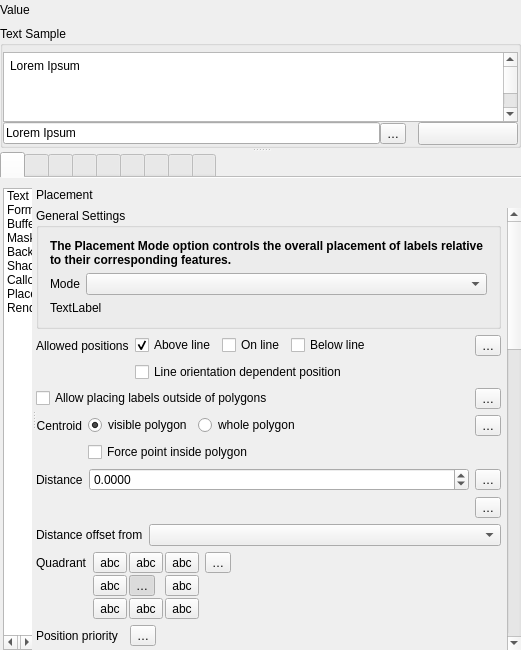
qgis/QGIS, file src/ui/qgstextformatwidgetbase.ui: the form before one commit.
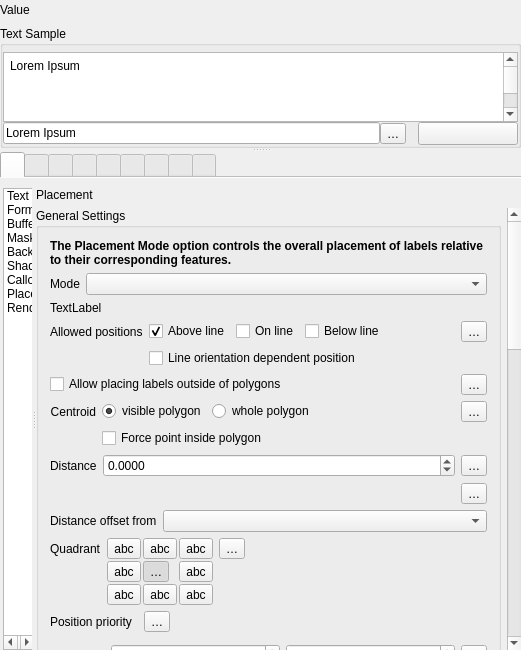
The form after the commit. The open tabs and pages were chosen to show the change. Icons and pictures are not drawn. Custom widgets are drawn as their Qt base class.

```diff
--- a/src/ui/qgstextformatwidgetbase.ui
+++ b/src/ui/qgstextformatwidgetbase.ui
@@ -4126,8 +4126,8 @@
                      <property name="geometry">
                       <rect>
                        <x>0</x>
-                       <y>-515</y>
-                       <width>471</width>
+                       <y>-1130</y>
+                       <width>472</width>
                        <height>1686</height>
                       </rect>
                      </property>
@@ -4150,147 +4150,7 @@
                          <string>General Settings</string>
                         </property>
                         <layout class="QGridLayout" name="gridLayout_13">
-                         <item row="1" column="0">
-                          <layout class="QHBoxLayout" name="horizontalLayout_14" stretch="0,1">
-                           <property name="topMargin">
-                            <number>0</number>
-                           </property>
-                           <item>
-                            <widget class="QLabel" name="label_2">
-                             <property name="text">
-                              <string>Mode</string>
-                             </property>
-                            </widget>
-                           </item>
-                           <item>
-                            <widget class="QComboBox" name="mPlacementModeComboBox"/>
-                           </item>
-                          </layout>
-                         </item>
-                         <item row="0" column="0">
-                          <widget class="QLabel" name="label_14">
-                           <property name="text">
-                            <string>&lt;html&gt;&lt;head/&gt;&lt;body&gt;&lt;p&gt;&lt;span style=&quot; font-weight:600;&quot;&gt;The Placement Mode option controls the overall placement of labels relative to their corresponding features.&lt;/span&gt;&lt;/p&gt;&lt;/body&gt;&lt;/html&gt;</string>
-                           </property>
-                           <property name="wordWrap">
-                            <bool>true</bool>
-                           </property>
-                          </widget>
-                         </item>
-                         <item row="2" column="0">
-                          <widget class="QLabel" name="mPlacementModeDescriptionLabel">
-                           <property name="text">
-                            <string>TextLabel</string>
-                           </property>
-                           <property name="wordWrap">
-                            <bool>true</bool>
-                           </property>
-                          </widget>
-                         </item>
-                        </layout>
-                       </widget>
-                      </item>
-                      <item>
-                       <widget class="QFrame" name="mPlacementLineFrame">
-                        <property name="minimumSize">
-                         <size>
-                          <width>0</width>
-                          <height>0</height>
-                         </size>
-                        </property>
-                        <property name="toolTip">
-                         <string>Allowed label placement for lines. At least one position must be selected.</string>
-                        </property>
-                        <property name="frameShape">
-                         <enum>QFrame::NoFrame</enum>
-                        </property>
-                        <property name="frameShadow">
-                         <enum>QFrame::Raised</enum>
-                        </property>
-                        <layout class="QGridLayout" name="gridLayout_10">
-                         <property name="leftMargin">
-                          <number>0</number>
-                         </property>
-                         <property name="topMargin">
-                          <number>0</number>
-                         </property>
-                         <property name="rightMargin">
-                          <number>0</number>
-                         </property>
-                         <property name="bottomMargin">
-                          <number>0</number>
-                         </property>
-                         <item row="1" column="1">
-                          <widget class="QCheckBox" name="chkLineOrientationDependent">
-                           <property name="text">
-                            <string>Line orientation dependent position</string>
-                           </property>
-                          </widget>
-                         </item>
-                         <item row="0" column="1">
-                          <layout class="QHBoxLayout" name="horizontalLayout">
-                           <item>
-                            <widget class="QCheckBox" name="chkLineAbove">
-                             <property name="sizePolicy">
-                              <sizepolicy hsizetype="Maximum" vsizetype="Fixed">
-                               <horstretch>0</horstretch>
-                               <verstretch>0</verstretch>
-                              </sizepolicy>
-                             </property>
-                             <property name="text">
-                              <string>Above line</string>
-                             </property>
-                             <property name="checked">
-                              <bool>true</bool>
-                             </property>
-                            </widget>
-                           </item>
-                           <item>
-                            <widget class="QCheckBox" name="chkLineOn">
-                             <property name="sizePolicy">
-                              <sizepolicy hsizetype="Maximum" vsizetype="Fixed">
-                               <horstretch>0</horstretch>
-                               <verstretch>0</verstretch>
-                              </sizepolicy>
-                             </property>
-                             <property name="text">
-                              <string>On line</string>
-                             </property>
-                            </widget>
-                           </item>
-                           <item>
-                            <widget class="QCheckBox" name="chkLineBelow">
-                             <property name="text">
-                              <string>Below line</string>
-                             </property>
-                            </widget>
-                           </item>
-                           <item>
-                            <widget class="QgsPropertyOverrideButton" name="mLinePlacementFlagsDDBtn">
-                             <property name="text">
-                              <string>…</string>
-                             </property>
-                            </widget>
-                           </item>
-                          </layout>
-                         </item>
-                         <item row="0" column="0">
-                          <widget class="QLabel" name="label_13">
-                           <property name="sizePolicy">
-                            <sizepolicy hsizetype="Maximum" vsizetype="Preferred">
-                             <horstretch>0</horstretch>
-                             <verstretch>0</verstretch>
-                            </sizepolicy>
-                           </property>
-                           <property name="text">
-                            <string>Allowed positions</string>
-                           </property>
-                          </widget>
-                         </item>
-                        </layout>
-                       </widget>
-                      </item>
-                      <item>
+                         <item row="4" column="0">
                        <widget class="QFrame" name="mPlacementPolygonFrame">
                         <property name="minimumSize">
                          <size>
@@ -4341,7 +4201,17 @@
                         </layout>
                        </widget>
                       </item>
-                      <item>
+                         <item row="0" column="0">
+                          <widget class="QLabel" name="label_14">
+                           <property name="text">
+                            <string>&lt;html&gt;&lt;head/&gt;&lt;body&gt;&lt;p&gt;&lt;span style=&quot; font-weight:600;&quot;&gt;The Placement Mode option controls the overall placement of labels relative to their corresponding features.&lt;/span&gt;&lt;/p&gt;&lt;/body&gt;&lt;/html&gt;</string>
+                           </property>
+                           <property name="wordWrap">
+                            <bool>true</bool>
+                           </property>
+                          </widget>
+                         </item>
+                         <item row="5" column="0">
                        <widget class="QFrame" name="mPlacementCentroidFrame">
                         <property name="frameShape">
                          <enum>QFrame::NoFrame</enum>
@@ -4424,139 +4294,24 @@
                         </layout>
                        </widget>
                       </item>
-                      <item>
-                       <widget class="QFrame" name="mPlacementDistanceFrame">
-                        <property name="minimumSize">
-                         <size>
-                          <width>0</width>
-                          <height>0</height>
-                         </size>
-                        </property>
-                        <property name="frameShape">
-                         <enum>QFrame::NoFrame</enum>
-                        </property>
-                        <property name="frameShadow">
-                         <enum>QFrame::Raised</enum>
-                        </property>
-                        <layout class="QGridLayout" name="gridLayout_27">
-                         <property name="leftMargin">
-                          <number>0</number>
-                         </property>
+                         <item row="1" column="0">
+                          <layout class="QHBoxLayout" name="horizontalLayout_14" stretch="0,1">
                          <property name="topMargin">
                           <number>0</number>
                          </property>
-                         <property name="rightMargin">
-                          <number>0</number>
-                         </property>
-                         <property name="bottomMargin">
-                          <number>0</number>
-                         </property>
-                         <item row="0" column="1">
-                          <widget class="QgsDoubleSpinBox" name="mLineDistanceSpnBx">
-                           <property name="decimals">
-                            <number>4</number>
-                           </property>
-                           <property name="minimum">
-                            <double>-999999999.000000000000000</double>
-                           </property>
-                           <property name="maximum">
-                            <double>999999999.000000000000000</double>
-                           </property>
-                           <property name="singleStep">
-                            <double>0.100000000000000</double>
-                           </property>
-                          </widget>
-                         </item>
-                         <item row="0" column="0">
-                          <widget class="QLabel" name="label_26">
-                           <property name="sizePolicy">
-                            <sizepolicy hsizetype="Maximum" vsizetype="Preferred">
-                             <horstretch>0</horstretch>
-                             <verstretch>0</verstretch>
-                            </sizepolicy>
-                           </property>
+                           <item>
+                            <widget class="QLabel" name="label_2">
                            <property name="text">
-                            <string>Distance</string>
-                           </property>
-                           <property name="alignment">
-                            <set>Qt::AlignLeading|Qt::AlignLeft|Qt::AlignVCenter</set>
-                           </property>
-                          </widget>
-                         </item>
-                         <item row="0" column="2">
-                          <widget class="QgsPropertyOverrideButton" name="mLineDistanceDDBtn">
-                           <property name="text">
-                            <string>…</string>
-                           </property>
-                          </widget>
-                         </item>
-                         <item row="1" column="2">
-                          <widget class="QgsPropertyOverrideButton" name="mLineDistanceUnitDDBtn">
-                           <property name="text">
-                            <string>…</string>
-                           </property>
-                          </widget>
-                         </item>
-                         <item row="1" column="1">
-                          <widget class="QgsUnitSelectionWidget" name="mLineDistanceUnitWidget" native="true">
-                           <property name="focusPolicy">
-                            <enum>Qt::StrongFocus</enum>
-                           </property>
-                          </widget>
-                         </item>
-                        </layout>
-                       </widget>
-                      </item>
+                              <string>Mode</string>
+                             </property>
+                            </widget>
+                           </item>
                       <item>
-                       <widget class="QFrame" name="mPlacementOffsetTypeFrame">
-                        <property name="minimumSize">
-                         <size>
-                          <width>0</width>
-                          <height>0</height>
-                         </size>
-                        </property>
-                        <property name="frameShape">
-                         <enum>QFrame::NoFrame</enum>
-                        </property>
-                        <property name="frameShadow">
-                         <enum>QFrame::Raised</enum>
-                        </property>
-                        <layout class="QGridLayout" name="gridLayout_40">
-                         <property name="leftMargin">
-                          <number>0</number>
-                         </property>
-                         <property name="topMargin">
-                          <number>0</number>
-                         </property>
-                         <property name="rightMargin">
-                          <number>0</number>
-                         </property>
-                         <property name="bottomMargin">
-                          <number>0</number>
-                         </property>
-                         <item row="0" column="0">
-                          <widget class="QLabel" name="label_42">
-                           <property name="sizePolicy">
-                            <sizepolicy hsizetype="Maximum" vsizetype="Preferred">
-                             <horstretch>0</horstretch>
-                             <verstretch>0</verstretch>
-                            </sizepolicy>
-                           </property>
-                           <property name="text">
-                            <string>Distance offset from</string>
-                           </property>
-                           <property name="alignment">
-                            <set>Qt::AlignLeading|Qt::AlignLeft|Qt::AlignVCenter</set>
-                           </property>
-                          </widget>
-                         </item>
-                         <item row="0" column="1">
-                          <widget class="QComboBox" name="mOffsetTypeComboBox"/>
-                         </item>
-                        </layout>
-                       </widget>
-                      </item>
-                      <item>
+                            <widget class="QComboBox" name="mPlacementModeComboBox"/>
+                           </item>
+                          </layout>
+                         </item>
+                         <item row="8" column="0">
                        <widget class="QFrame" name="mPlacementQuadrantFrame">
                         <layout class="QGridLayout" name="gridLayout_19">
                          <property name="leftMargin">
@@ -4843,9 +4598,24 @@
                         </layout>
                        </widget>
                       </item>
-                      <item>
-                       <widget class="QFrame" name="mPlacementCartographicFrame">
-                        <layout class="QGridLayout" name="gridLayout_39">
+                         <item row="3" column="0">
+                          <widget class="QFrame" name="mPlacementLineFrame">
+                           <property name="minimumSize">
+                            <size>
+                             <width>0</width>
+                             <height>0</height>
+                            </size>
+                           </property>
+                           <property name="toolTip">
+                            <string>Allowed label placement for lines. At least one position must be selected.</string>
+                           </property>
+                           <property name="frameShape">
+                            <enum>QFrame::NoFrame</enum>
+                           </property>
+                           <property name="frameShadow">
+                            <enum>QFrame::Raised</enum>
+                           </property>
+                           <layout class="QGridLayout" name="gridLayout_10">
                          <property name="leftMargin">
                           <number>0</number>
                          </property>
@@ -4858,16 +4628,91 @@
                          <property name="bottomMargin">
                           <number>0</number>
                          </property>
-                         <item row="0" column="2">
-                          <widget class="QgsPropertyOverrideButton" name="mPointPositionOrderDDBtn">
+                            <item row="1" column="1">
+                             <widget class="QCheckBox" name="chkLineOrientationDependent">
+                              <property name="text">
+                               <string>Line orientation dependent position</string>
+                              </property>
+                             </widget>
+                            </item>
+                            <item row="0" column="1">
+                             <layout class="QHBoxLayout" name="horizontalLayout">
+                              <item>
+                               <widget class="QCheckBox" name="chkLineAbove">
+                                <property name="sizePolicy">
+                                 <sizepolicy hsizetype="Maximum" vsizetype="Fixed">
+                                  <horstretch>0</horstretch>
+                                  <verstretch>0</verstretch>
+                                 </sizepolicy>
+                                </property>
+                                <property name="text">
+                                 <string>Above line</string>
+                                </property>
+                                <property name="checked">
+                                 <bool>true</bool>
+                                </property>
+                               </widget>
+                              </item>
+                              <item>
+                               <widget class="QCheckBox" name="chkLineOn">
+                                <property name="sizePolicy">
+                                 <sizepolicy hsizetype="Maximum" vsizetype="Fixed">
+                                  <horstretch>0</horstretch>
+                                  <verstretch>0</verstretch>
+                                 </sizepolicy>
+                                </property>
+                                <property name="text">
+                                 <string>On line</string>
+                                </property>
+                               </widget>
+                              </item>
+                              <item>
+                               <widget class="QCheckBox" name="chkLineBelow">
+                                <property name="text">
+                                 <string>Below line</string>
+                                </property>
+                               </widget>
+                              </item>
+                              <item>
+                               <widget class="QgsPropertyOverrideButton" name="mLinePlacementFlagsDDBtn">
                            <property name="text">
                             <string>…</string>
                            </property>
                           </widget>
                          </item>
-                         <item row="0" column="1" rowspan="2">
-                          <widget class="QFrame" name="mPlacementFixedQuadrantFrame_2">
-                           <layout class="QGridLayout" name="gridLayout_11">
+                             </layout>
+                            </item>
+                            <item row="0" column="0">
+                             <widget class="QLabel" name="label_13">
+                              <property name="sizePolicy">
+                               <sizepolicy hsizetype="Maximum" vsizetype="Preferred">
+                                <horstretch>0</horstretch>
+                                <verstretch>0</verstretch>
+                               </sizepolicy>
+                              </property>
+                              <property name="text">
+                               <string>Allowed positions</string>
+                              </property>
+                             </widget>
+                            </item>
+                           </layout>
+                          </widget>
+                         </item>
+                         <item row="7" column="0">
+                          <widget class="QFrame" name="mPlacementOffsetTypeFrame">
+                           <property name="minimumSize">
+                            <size>
+                             <width>0</width>
+                             <height>0</height>
+                            </size>
+                           </property>
+                           <property name="frameShape">
+                            <enum>QFrame::NoFrame</enum>
+                           </property>
+                           <property name="frameShadow">
+                            <enum>QFrame::Raised</enum>
+                           </property>
+                           <layout class="QGridLayout" name="gridLayout_40">
                             <property name="leftMargin">
                              <number>0</number>
                             </property>
@@ -4880,27 +4725,8 @@
                             <property name="bottomMargin">
                              <number>0</number>
                             </property>
-                            <property name="spacing">
-                             <number>2</number>
-                            </property>
-                           </layout>
-                          </widget>
-                         </item>
-                         <item row="0" column="3">
-                          <spacer name="horizontalSpacer_27">
-                           <property name="orientation">
-                            <enum>Qt::Horizontal</enum>
-                           </property>
-                           <property name="sizeHint" stdset="0">
-                            <size>
-                             <width>0</width>
-                             <height>12</height>
-                            </size>
-                           </property>
-                          </spacer>
-                         </item>
                          <item row="0" column="0">
-                          <widget class="QLabel" name="label_20">
+                             <widget class="QLabel" name="label_42">
                            <property name="sizePolicy">
                             <sizepolicy hsizetype="Maximum" vsizetype="Preferred">
                              <horstretch>0</horstretch>
@@ -4908,14 +4734,20 @@
                             </sizepolicy>
                            </property>
                            <property name="text">
-                            <string>Position priority</string>
+                               <string>Distance offset from</string>
+                              </property>
+                              <property name="alignment">
+                               <set>Qt::AlignLeading|Qt::AlignLeft|Qt::AlignVCenter</set>
                            </property>
                           </widget>
                          </item>
+                            <item row="0" column="1">
+                             <widget class="QComboBox" name="mOffsetTypeComboBox"/>
+                            </item>
                         </layout>
                        </widget>
                       </item>
-                      <item>
+                         <item row="10" column="0">
                        <widget class="QFrame" name="mPlacementOffsetFrame">
                         <property name="minimumSize">
                          <size>
@@ -5035,7 +4867,172 @@
                         </layout>
                        </widget>
                       </item>
-                      <item>
+                         <item row="6" column="0">
+                          <widget class="QFrame" name="mPlacementDistanceFrame">
+                           <property name="minimumSize">
+                            <size>
+                             <width>0</width>
+                             <height>0</height>
+                            </size>
+                           </property>
+                           <property name="frameShape">
+                            <enum>QFrame::NoFrame</enum>
+                           </property>
+                           <property name="frameShadow">
+                            <enum>QFrame::Raised</enum>
+                           </property>
+                           <layout class="QGridLayout" name="gridLayout_27">
+                            <property name="leftMargin">
+                             <number>0</number>
+                            </property>
+                            <property name="topMargin">
+                             <number>0</number>
+                            </property>
+                            <property name="rightMargin">
+                             <number>0</number>
+                            </property>
+                            <property name="bottomMargin">
+                             <number>0</number>
+                            </property>
+                            <item row="0" column="1">
+                             <widget class="QgsDoubleSpinBox" name="mLineDistanceSpnBx">
+                              <property name="decimals">
+                               <number>4</number>
+                              </property>
+                              <property name="minimum">
+                               <double>-999999999.000000000000000</double>
+                              </property>
+                              <property name="maximum">
+                               <double>999999999.000000000000000</double>
+                              </property>
+                              <property name="singleStep">
+                               <double>0.100000000000000</double>
+                              </property>
+                             </widget>
+                            </item>
+                            <item row="0" column="0">
+                             <widget class="QLabel" name="label_26">
+                              <property name="sizePolicy">
+                               <sizepolicy hsizetype="Maximum" vsizetype="Preferred">
+                                <horstretch>0</horstretch>
+                                <verstretch>0</verstretch>
+                               </sizepolicy>
+                              </property>
+                              <property name="text">
+                               <string>Distance</string>
+                              </property>
+                              <property name="alignment">
+                               <set>Qt::AlignLeading|Qt::AlignLeft|Qt::AlignVCenter</set>
+                              </property>
+                             </widget>
+                            </item>
+                            <item row="0" column="2">
+                             <widget class="QgsPropertyOverrideButton" name="mLineDistanceDDBtn">
+                              <property name="text">
+                               <string>…</string>
+                              </property>
+                             </widget>
+                            </item>
+                            <item row="1" column="2">
+                             <widget class="QgsPropertyOverrideButton" name="mLineDistanceUnitDDBtn">
+                              <property name="text">
+                               <string>…</string>
+                              </property>
+                             </widget>
+                            </item>
+                            <item row="1" column="1">
+                             <widget class="QgsUnitSelectionWidget" name="mLineDistanceUnitWidget" native="true">
+                              <property name="focusPolicy">
+                               <enum>Qt::StrongFocus</enum>
+                              </property>
+                             </widget>
+                            </item>
+                           </layout>
+                          </widget>
+                         </item>
+                         <item row="9" column="0">
+                          <widget class="QFrame" name="mPlacementCartographicFrame">
+                           <layout class="QGridLayout" name="gridLayout_39">
+                            <property name="leftMargin">
+                             <number>0</number>
+                            </property>
+                            <property name="topMargin">
+                             <number>0</number>
+                            </property>
+                            <property name="rightMargin">
+                             <number>0</number>
+                            </property>
+                            <property name="bottomMargin">
+                             <number>0</number>
+                            </property>
+                            <item row="0" column="2">
+                             <widget class="QgsPropertyOverrideButton" name="mPointPositionOrderDDBtn">
+                              <property name="text">
+                               <string>…</string>
+                              </property>
+                             </widget>
+                            </item>
+                            <item row="0" column="1" rowspan="2">
+                             <widget class="QFrame" name="mPlacementFixedQuadrantFrame_2">
+                              <layout class="QGridLayout" name="gridLayout_11">
+                               <property name="leftMargin">
+                                <number>0</number>
+                               </property>
+                               <property name="topMargin">
+                                <number>0</number>
+                               </property>
+                               <property name="rightMargin">
+                                <number>0</number>
+                               </property>
+                               <property name="bottomMargin">
+                                <number>0</number>
+                               </property>
+                               <property name="spacing">
+                                <number>2</number>
+                               </property>
+                              </layout>
+                             </widget>
+                            </item>
+                            <item row="0" column="3">
+                             <spacer name="horizontalSpacer_27">
+                              <property name="orientation">
+                               <enum>Qt::Horizontal</enum>
+                              </property>
+                              <property name="sizeHint" stdset="0">
+                               <size>
+                                <width>0</width>
+                                <height>12</height>
+                               </size>
+                              </property>
+                             </spacer>
+                            </item>
+                            <item row="0" column="0">
+                             <widget class="QLabel" name="label_20">
+                              <property name="sizePolicy">
+                               <sizepolicy hsizetype="Maximum" vsizetype="Preferred">
+                                <horstretch>0</horstretch>
+                                <verstretch>0</verstretch>
+                               </sizepolicy>
+                              </property>
+                              <property name="text">
+                               <string>Position priority</string>
+                              </property>
+                             </widget>
+                            </item>
+                           </layout>
+                          </widget>
+                         </item>
+                         <item row="2" column="0">
+                          <widget class="QLabel" name="mPlacementModeDescriptionLabel">
+                           <property name="text">
+                            <string>TextLabel</string>
+                           </property>
+                           <property name="wordWrap">
+                            <bool>true</bool>
+                           </property>
+                          </widget>
+                         </item>
+                         <item row="11" column="0">
                        <widget class="QFrame" name="mPlacementRotationFrame">
                         <property name="minimumSize">
                          <size>
@@ -5106,6 +5103,9 @@
                         </layout>
                        </widget>
                       </item>
+                        </layout>
+                       </widget>
+                      </item>
                       <item>
                        <widget class="QgsCollapsibleGroupBox" name="mPlacementRepeatGroupBox">
                         <property name="title">
@@ -5388,11 +5388,14 @@
                          <string>&lt;html&gt;&lt;head/&gt;&lt;body&gt;&lt;p&gt;&lt;span style=&quot; font-weight:600;&quot;&gt;Generates or transforms the geometry to be used for labeling&lt;/span&gt;&lt;/p&gt;&lt;p&gt;&lt;br/&gt;&lt;/p&gt;&lt;p&gt;The expression will be applied to each feature while rendering and the label will be placed based on the expression result.&lt;/p&gt;&lt;/body&gt;&lt;/html&gt;</string>
                         </property>
                         <property name="title">
-                         <string>Geometry generator</string>
+                         <string>Geometry Generator</string>
                         </property>
                         <property name="checkable">
                          <bool>true</bool>
                         </property>
+                        <property name="checked">
+                         <bool>false</bool>
+                        </property>
                         <layout class="QGridLayout" name="gridLayout_41">
                          <property name="leftMargin">
                           <number>0</number>
```
Lines whose indentation alone changed are shown as unchanged.
